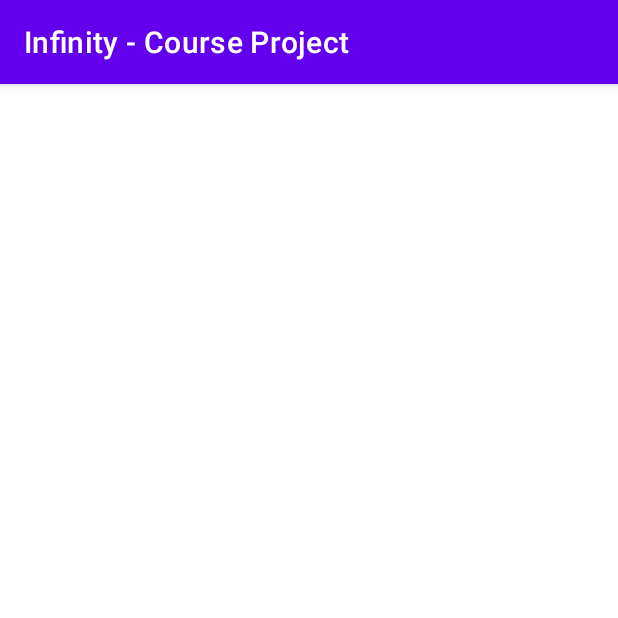
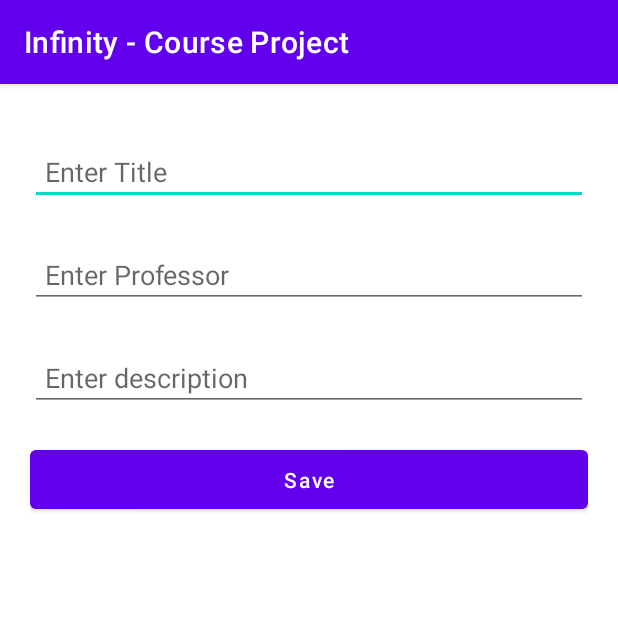
Before and after one commit to manvirSaini/Comp370-Infinity, an Android app: the DBTestActivity screen opened directly, with no data from a screen before it, on a phone screen of 412 x 824 dp, the top half of it. Run offline under Robolectric (Android 15) with nearby library versions, the phone set to English and light mode, and no system bars; our stand-ins replace Room's generated code.

Commit message:
Trying to test database. ISSUE: cannot get database to appear in 'Database Inspector' and make 'Toast' appear when field is left empty. So far only tested courses entity.
Made Changes to:
activity_main.xml
DBTestActivity.java

```diff
--- a/app/src/main/java/com/example/infinity_courseproject/DBTestActivity.java
+++ b/app/src/main/java/com/example/infinity_courseproject/DBTestActivity.java
@@ -4,9 +4,11 @@ import androidx.appcompat.app.AppCompatActivity;
 import androidx.lifecycle.Observer;
 import androidx.lifecycle.ViewModelProvider;
 
-import android.content.Intent;
 import android.os.Bundle;
+import android.text.TextUtils;
+import android.widget.Button;
 import android.widget.TextView;
+import android.widget.Toast;
 
 import java.util.List;
 
@@ -22,18 +24,41 @@ public class DBTestActivity extends AppCompatActivity {
     private CourseViewModel courseViewModel;
     private RoutineViewModel routineViewModel;
     private PeriodViewModel periodViewModel;
-    private TextView textView1;
-    private TextView textView2;
-    private TextView textView3;
+    private TextView enterTitle;
+    private TextView enterProf;
+    private TextView enterDescription;
+    private Button saveInfo;
 
     @Override
     protected void onCreate(Bundle savedInstanceState) {
         super.onCreate(savedInstanceState);
         setContentView(R.layout.activity_main);
 
-        //textView1 = findViewById(R.id.text1);
-        textView2 = findViewById(R.id.text2);
-        //textView3 = findViewById(R.id.text3);
+        enterTitle = findViewById(R.id.enter_title);
+        enterProf = findViewById(R.id.enter_prof);
+        enterDescription = findViewById(R.id.enter_description);
+        saveInfo = findViewById((R.id.save_button));
+
+
+        saveInfo.setOnClickListener(view -> {
+
+            if(!TextUtils.isEmpty(enterTitle.getText()) &&
+                    !TextUtils.isEmpty(enterProf.getText()) &&
+                    !TextUtils.isEmpty(enterDescription.getText())) {
+
+
+                Course course = new Course(
+                        enterTitle.getText().toString(),
+                        enterProf.getText().toString(),
+                        enterDescription.getText().toString());
+
+                CourseViewModel.insert(course);
+
+            }else{
+                Toast.makeText(this, R.string.empty, Toast.LENGTH_SHORT)
+                        .show();
+            }
+        });
 
         //initialize viewmodels
         routineViewModel = new ViewModelProvider.AndroidViewModelFactory(
@@ -42,41 +67,42 @@ public class DBTestActivity extends AppCompatActivity {
                 this.getApplication()).create(CourseViewModel.class);
         periodViewModel = new ViewModelProvider.AndroidViewModelFactory(
                 this.getApplication()).create(PeriodViewModel.class);
+
         //delete all previous entries
-        RoutineViewModel.deleteAll();
-        CourseViewModel.deleteAll();
-        PeriodViewModel.deleteAll();
+//        RoutineViewModel.deleteAll();
+//        CourseViewModel.deleteAll();
+//        PeriodViewModel.deleteAll();
 
         //creating observers
         courseViewModel.getAllCourses().observe(this, new Observer<List<Course>>() {
             @Override
             public void onChanged(List<Course> courses) {
                 if (!courses.isEmpty()) {
-                    textView1.setText(courses.get(0).getTitle());
+                    enterTitle.setText(courses.get(0).getTitle());
                 }
 
             }
         });
+//
+//        routineViewModel.getAllRoutines().observe(this, new Observer<List<Routine>>() {
+//            @Override
+//            public void onChanged(List<Routine> routines) {
+//                if (!routines.isEmpty()) {
+//                    textView2.setText(routines.get(0).getTitle());
+//                }
+//            }
+//        });
+//
+//        periodViewModel.getAllPeriods().observe(this, new Observer<List<Period>>() {
+//            @Override
+//            public void onChanged(List<Period> periods) {
+//                if (!periods.isEmpty()) {
+//                    textView3.setText(String.valueOf(periods.get(0).getPosition()));
+//                }
+//            }
+//        });
 
-        routineViewModel.getAllRoutines().observe(this, new Observer<List<Routine>>() {
-            @Override
-            public void onChanged(List<Routine> routines) {
-                if (!routines.isEmpty()) {
-                    textView2.setText(routines.get(0).getTitle());
-                }
-            }
-        });
-
-        periodViewModel.getAllPeriods().observe(this, new Observer<List<Period>>() {
-            @Override
-            public void onChanged(List<Period> periods) {
-                if (!periods.isEmpty()) {
-                    textView3.setText(String.valueOf(periods.get(0).getPosition()));
-                }
-            }
-        });
-
-        //creating entries
+//        creating entries
 //        Routine routine = new Routine("routine", new boolean[7]);
 //        Course course = new Course("course");
 //
--- a/app/src/main/res/layout/activity_main.xml
+++ b/app/src/main/res/layout/activity_main.xml
@@ -1,10 +1,61 @@
 <?xml version="1.0" encoding="utf-8"?>
-<RelativeLayout
-    xmlns:android="http://schemas.android.com/apk/res/android"
+<androidx.constraintlayout.widget.ConstraintLayout xmlns:android="http://schemas.android.com/apk/res/android"
     xmlns:app="http://schemas.android.com/apk/res-auto"
     xmlns:tools="http://schemas.android.com/tools"
+    android:id="@+id/padding"
     android:layout_width="match_parent"
     android:layout_height="match_parent"
+    android:layout_margin="@dimen/button_margin"
+    android:padding="@dimen/general_padding"
     tools:context=".MainActivity">
 
-</RelativeLayout>
+    <EditText
+        android:id="@+id/enter_title"
+        style="@style/form_style"
+        android:layout_marginTop="16dp"
+        android:hint="@string/title_hint"
+        app:layout_constraintEnd_toEndOf="parent"
+        app:layout_constraintStart_toStartOf="parent"
+        app:layout_constraintTop_toTopOf="parent"
+        android:autofillHints="" />
+
+    <EditText
+        android:id="@+id/enter_prof"
+        style="@style/form_style"
+        android:layout_width="0dp"
+        android:layout_height="wrap_content"
+        android:autofillHints=""
+        android:ems="10"
+        android:hint="@string/enter_prof"
+        android:inputType="textPersonName"
+        app:layout_constraintEnd_toEndOf="parent"
+        app:layout_constraintStart_toStartOf="parent"
+        app:layout_constraintTop_toBottomOf="@+id/enter_title" />
+
+    <EditText
+        android:id="@+id/enter_description"
+        style="@style/form_style"
+        android:layout_width="0dp"
+        android:layout_height="wrap_content"
+        android:ems="10"
+        android:hint="@string/enter_description"
+        android:inputType="textPersonName"
+        app:layout_constraintEnd_toEndOf="parent"
+        app:layout_constraintStart_toStartOf="parent"
+        app:layout_constraintTop_toBottomOf="@+id/enter_prof"
+        android:autofillHints="" />
+
+    <Button
+        android:id="@+id/save_button"
+        style="@style/form_style"
+        android:layout_width="0dp"
+        android:layout_height="wrap_content"
+        android:layout_marginTop="20dp"
+        android:padding="@dimen/general_padding"
+        android:text="@string/save"
+        app:iconPadding="@dimen/general_padding"
+        app:layout_constraintEnd_toEndOf="parent"
+        app:layout_constraintStart_toStartOf="parent"
+        app:layout_constraintTop_toBottomOf="@+id/enter_description" />
+
+</androidx.constraintlayout.widget.ConstraintLayout>
--- a/app/src/main/res/values/dimens.xml
+++ b/app/src/main/res/values/dimens.xml
@@ -5,4 +5,6 @@
     <dimen name="item_to_item_padding">10dp</dimen>
     <dimen name="header1">28sp</dimen>
     <dimen name="header2">24sp</dimen>
+    <dimen name="general_padding">10dp</dimen>
+    <dimen name="button_margin">10dp</dimen>
 </resources>
--- a/app/src/main/res/values/strings.xml
+++ b/app/src/main/res/values/strings.xml
@@ -3,4 +3,10 @@
     <string name="routines_order_by_name">Name</string>
     <string name="routines_order_by_total_time">Total Time</string>
     <string name="db_drop">DROP TABLE IF EXISTS</string>
+    <string name="title_hint">Enter Title</string>
+    <string name="routine_start">Enter Start</string>
+    <string name="save">Save</string>
+    <string name="empty">Enter Information</string>
+    <string name="enter_prof">Enter Professor</string>
+    <string name="enter_description">Enter description</string>
 </resources>
--- /dev/null
+++ b/app/src/main/res/values/styles.xml
@@ -0,0 +1,12 @@
+<?xml version="1.0" encoding="utf-8"?>
+<resources>
+
+    <style name="form_style">
+        <item name="android:layout_width">0dp</item>
+        <item name="android:layout_height">wrap_content</item>
+        <item name="android:layout_marginTop">24dp</item>
+        <item name="android:ems">10</item>
+        <item name="android:inputType">textPersonName</item>
+        <item name="android:padding">@dimen/general_padding</item>
+    </style>
+</resources>
```
